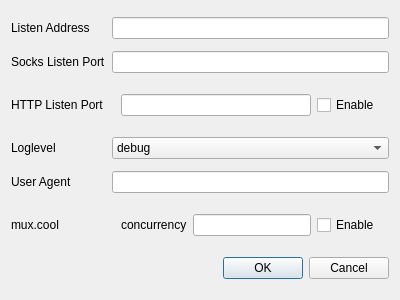
Old version of the form ui/dialog_basic_settings.ui in the repository MatsuriDayo/nekoray.
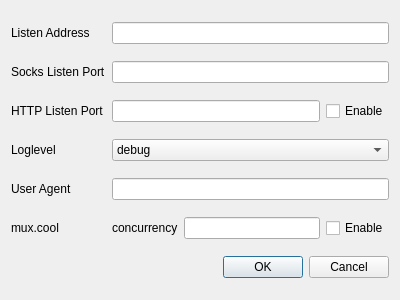
New version of the form.

Diff of the .ui file:
```diff
--- a/ui/dialog_basic_settings.ui
+++ b/ui/dialog_basic_settings.ui
@@ -36,6 +36,18 @@
       </sizepolicy>
      </property>
      <layout class="QHBoxLayout" name="horizontalLayout">
+      <property name="leftMargin">
+       <number>0</number>
+      </property>
+      <property name="topMargin">
+       <number>0</number>
+      </property>
+      <property name="rightMargin">
+       <number>0</number>
+      </property>
+      <property name="bottomMargin">
+       <number>0</number>
+      </property>
       <item>
        <widget class="QLineEdit" name="http_port"/>
       </item>
@@ -131,6 +143,18 @@
       </sizepolicy>
      </property>
      <layout class="QHBoxLayout" name="horizontalLayout_2">
+      <property name="leftMargin">
+       <number>0</number>
+      </property>
+      <property name="topMargin">
+       <number>0</number>
+      </property>
+      <property name="rightMargin">
+       <number>0</number>
+      </property>
+      <property name="bottomMargin">
+       <number>0</number>
+      </property>
       <item>
        <widget class="QLabel" name="label_7">
         <property name="text">
```
